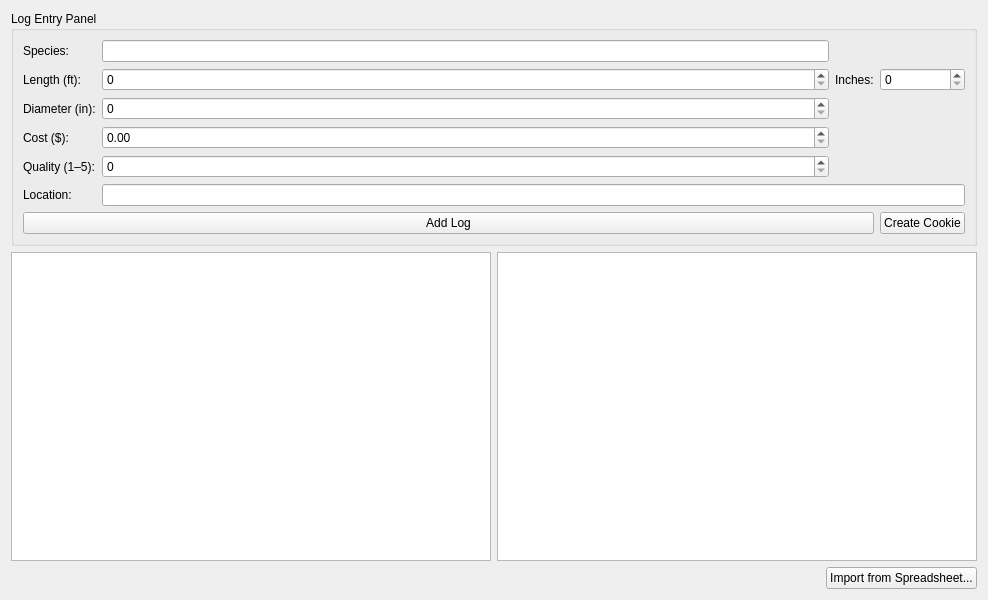
The window that ui/inventory.ui (thelenlucas/Senior-Design) describes before a commit, drawn with Qt 5.
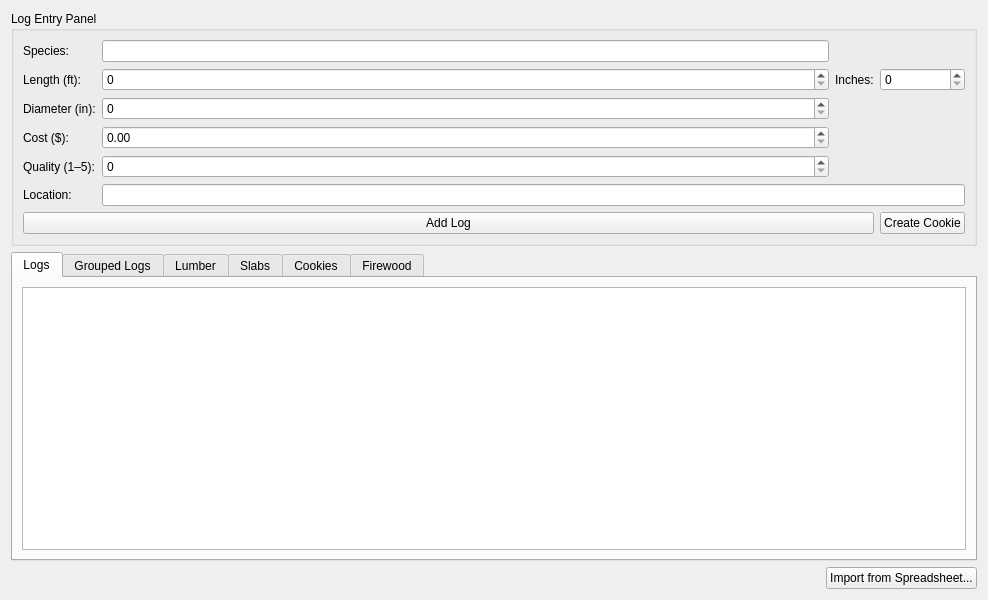
The same window after the commit.

Commit message: Fixed inventory page. Shows all products in tabbed format now.

```diff
--- a/ui/inventory.ui
+++ b/ui/inventory.ui
@@ -118,52 +118,71 @@
     </widget>
    </item>
    <item>
-    <layout class="QHBoxLayout" name="tablesLayout">
-     <item>
-      <widget class="QTableView" name="individualLogsTable">
-       <property name="selectionMode">
-        <enum>QAbstractItemView::SingleSelection</enum>
-       </property>
-       <property name="selectionBehavior">
-        <enum>QAbstractItemView::SelectRows</enum>
-       </property>
-       <property name="verticalScrollMode">
-        <enum>QAbstractItemView::ScrollPerPixel</enum>
-       </property>
-       <property name="horizontalScrollMode">
-        <enum>QAbstractItemView::ScrollPerPixel</enum>
-       </property>
-       <property name="showGrid">
-        <bool>true</bool>
-       </property>
-       <attribute name="horizontalHeaderStretchLastSection">
-        <bool>true</bool>
-       </attribute>
-      </widget>
-     </item>
-     <item>
-      <widget class="QTableView" name="groupedLogsTable">
-       <property name="selectionMode">
-        <enum>QAbstractItemView::SingleSelection</enum>
-       </property>
-       <property name="selectionBehavior">
-        <enum>QAbstractItemView::SelectRows</enum>
-       </property>
-       <property name="verticalScrollMode">
-        <enum>QAbstractItemView::ScrollPerPixel</enum>
-       </property>
-       <property name="horizontalScrollMode">
-        <enum>QAbstractItemView::ScrollPerPixel</enum>
-       </property>
-       <property name="showGrid">
-        <bool>true</bool>
-       </property>
-       <attribute name="horizontalHeaderStretchLastSection">
-        <bool>true</bool>
-       </attribute>
-      </widget>
-     </item>
-    </layout>
+    <widget class="QTabWidget" name="inventoryTabs">
+     <property name="tabPosition">
+      <enum>QTabWidget::North</enum>
+     </property>
+     <widget class="QWidget" name="logsTab">
+      <attribute name="title">
+       <string>Logs</string>
+      </attribute>
+      <layout class="QVBoxLayout">
+       <item>
+        <widget class="QTableView" name="individualLogsTable"/>
+       </item>
+      </layout>
+     </widget>
+     <widget class="QWidget" name="groupedLogsTab">
+      <attribute name="title">
+       <string>Grouped Logs</string>
+      </attribute>
+      <layout class="QVBoxLayout">
+       <item>
+        <widget class="QTableView" name="groupedLogsTable"/>
+       </item>
+      </layout>
+     </widget>
+     <widget class="QWidget" name="lumberTab">
+      <attribute name="title">
+       <string>Lumber</string>
+      </attribute>
+      <layout class="QVBoxLayout">
+       <item>
+        <widget class="QTableView" name="lumberTable"/>
+       </item>
+      </layout>
+     </widget>
+     <widget class="QWidget" name="slabsTab">
+      <attribute name="title">
+       <string>Slabs</string>
+      </attribute>
+      <layout class="QVBoxLayout">
+       <item>
+        <widget class="QTableView" name="slabsTable"/>
+       </item>
+      </layout>
+     </widget>
+     <widget class="QWidget" name="cookiesTab">
+      <attribute name="title">
+       <string>Cookies</string>
+      </attribute>
+      <layout class="QVBoxLayout">
+       <item>
+        <widget class="QTableView" name="cookiesTable"/>
+       </item>
+      </layout>
+     </widget>
+     <widget class="QWidget" name="firewoodTab">
+      <attribute name="title">
+       <string>Firewood</string>
+      </attribute>
+      <layout class="QVBoxLayout">
+       <item>
+        <widget class="QTableView" name="firewoodTable"/>
+       </item>
+      </layout>
+     </widget>
+    </widget>
    </item>
    <item>
     <layout class="QHBoxLayout" name="importLayout">
```
The commit also changes 4 other files.
